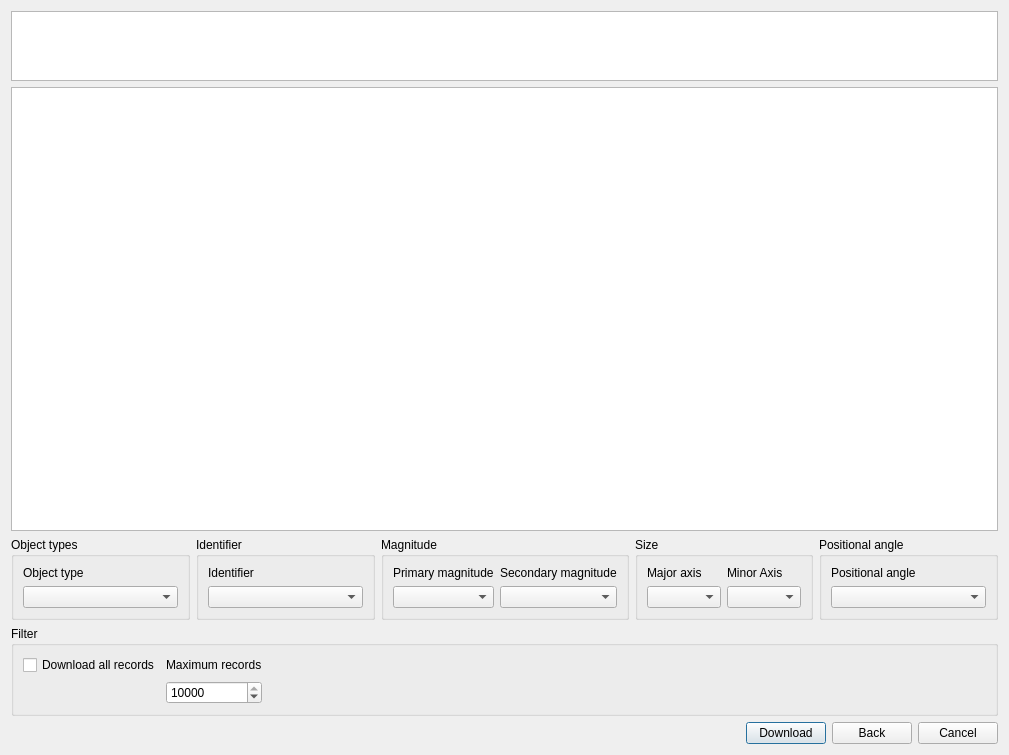
Qt form votdataeditor.ui (PavelMr/skytechx) before a commit.
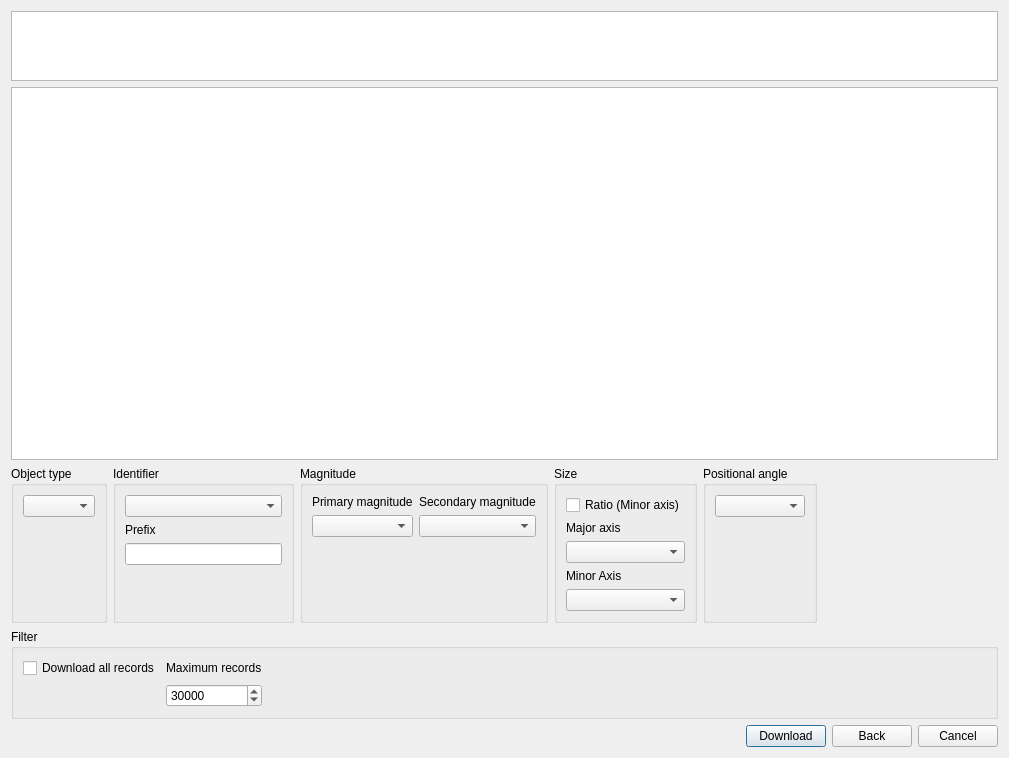
The same form after that commit. Icons and pictures are not drawn.

```diff
--- a/votdataeditor.ui
+++ b/votdataeditor.ui
@@ -7,15 +7,15 @@
     <x>0</x>
     <y>0</y>
     <width>1009</width>
-    <height>755</height>
+    <height>758</height>
    </rect>
   </property>
   <property name="windowTitle">
    <string>Dialog</string>
   </property>
-  <layout class="QVBoxLayout" name="verticalLayout_2">
+  <layout class="QVBoxLayout" name="verticalLayout_2" stretch="200,1,1,1">
    <item>
-    <layout class="QVBoxLayout" name="verticalLayout" stretch="1,32">
+    <layout class="QVBoxLayout" name="verticalLayout" stretch="1,48">
      <item>
       <widget class="QTextEdit" name="textEdit">
        <property name="readOnly">
@@ -30,66 +30,6 @@
    </item>
    <item>
     <layout class="QGridLayout" name="gridLayout">
-     <item row="0" column="3">
-      <widget class="QGroupBox" name="groupBox_5">
-       <property name="title">
-        <string>Size</string>
-       </property>
-       <layout class="QHBoxLayout" name="horizontalLayout_5">
-        <item>
-         <layout class="QVBoxLayout" name="verticalLayout_9">
-          <item>
-           <widget class="QLabel" name="label_5">
-            <property name="text">
-             <string>Major axis</string>
-            </property>
-           </widget>
-          </item>
-          <item>
-           <widget class="QComboBox" name="cb_axis1"/>
-          </item>
-         </layout>
-        </item>
-        <item>
-         <layout class="QVBoxLayout" name="verticalLayout_10">
-          <item>
-           <widget class="QLabel" name="label_6">
-            <property name="text">
-             <string>Minor Axis</string>
-            </property>
-           </widget>
-          </item>
-          <item>
-           <widget class="QComboBox" name="cb_axis2"/>
-          </item>
-         </layout>
-        </item>
-       </layout>
-      </widget>
-     </item>
-     <item row="0" column="0">
-      <widget class="QGroupBox" name="groupBox">
-       <property name="title">
-        <string>Object types</string>
-       </property>
-       <layout class="QVBoxLayout" name="verticalLayout_4">
-        <item>
-         <layout class="QVBoxLayout" name="verticalLayout_3">
-          <item>
-           <widget class="QLabel" name="label_4">
-            <property name="text">
-             <string>Object type</string>
-            </property>
-           </widget>
-          </item>
-          <item>
-           <widget class="QComboBox" name="cb_type"/>
-          </item>
-         </layout>
-        </item>
-       </layout>
-      </widget>
-     </item>
      <item row="0" column="2">
       <widget class="QGroupBox" name="groupBox_2">
        <property name="title">
@@ -108,6 +48,19 @@
           <item>
            <widget class="QComboBox" name="cb_mag1"/>
           </item>
+          <item>
+           <spacer name="verticalSpacer_3">
+            <property name="orientation">
+             <enum>Qt::Vertical</enum>
+            </property>
+            <property name="sizeHint" stdset="0">
+             <size>
+              <width>20</width>
+              <height>40</height>
+             </size>
+            </property>
+           </spacer>
+          </item>
          </layout>
         </item>
         <item>
@@ -122,11 +75,110 @@
           <item>
            <widget class="QComboBox" name="cb_mag2"/>
           </item>
+          <item>
+           <spacer name="verticalSpacer_4">
+            <property name="orientation">
+             <enum>Qt::Vertical</enum>
+            </property>
+            <property name="sizeHint" stdset="0">
+             <size>
+              <width>20</width>
+              <height>40</height>
+             </size>
+            </property>
+           </spacer>
+          </item>
          </layout>
         </item>
        </layout>
       </widget>
      </item>
+     <item row="0" column="0">
+      <widget class="QGroupBox" name="groupBox">
+       <property name="title">
+        <string>Object type</string>
+       </property>
+       <layout class="QVBoxLayout" name="verticalLayout_4">
+        <item>
+         <layout class="QVBoxLayout" name="verticalLayout_3">
+          <item>
+           <widget class="QComboBox" name="cb_type"/>
+          </item>
+          <item>
+           <spacer name="verticalSpacer">
+            <property name="orientation">
+             <enum>Qt::Vertical</enum>
+            </property>
+            <property name="sizeHint" stdset="0">
+             <size>
+              <width>20</width>
+              <height>40</height>
+             </size>
+            </property>
+           </spacer>
+          </item>
+         </layout>
+        </item>
+       </layout>
+      </widget>
+     </item>
+     <item row="0" column="3">
+      <widget class="QGroupBox" name="groupBox_5">
+       <property name="title">
+        <string>Size</string>
+       </property>
+       <layout class="QVBoxLayout" name="verticalLayout_14">
+        <item>
+         <widget class="QCheckBox" name="cb_ratio">
+          <property name="text">
+           <string>Ratio (Minor axis)</string>
+          </property>
+         </widget>
+        </item>
+        <item>
+         <layout class="QVBoxLayout" name="verticalLayout_9">
+          <item>
+           <widget class="QLabel" name="label_5">
+            <property name="text">
+             <string>Major axis</string>
+            </property>
+           </widget>
+          </item>
+          <item>
+           <widget class="QComboBox" name="cb_axis1"/>
+          </item>
+         </layout>
+        </item>
+        <item>
+         <layout class="QVBoxLayout" name="verticalLayout_10">
+          <item>
+           <widget class="QLabel" name="label_6">
+            <property name="text">
+             <string>Minor Axis</string>
+            </property>
+           </widget>
+          </item>
+          <item>
+           <widget class="QComboBox" name="cb_axis2"/>
+          </item>
+         </layout>
+        </item>
+        <item>
+         <spacer name="verticalSpacer_5">
+          <property name="orientation">
+           <enum>Qt::Vertical</enum>
+          </property>
+          <property name="sizeHint" stdset="0">
+           <size>
+            <width>20</width>
+            <height>40</height>
+           </size>
+          </property>
+         </spacer>
+        </item>
+       </layout>
+      </widget>
+     </item>
      <item row="0" column="4">
       <widget class="QGroupBox" name="groupBox_4">
        <property name="title">
@@ -135,16 +187,22 @@
        <layout class="QVBoxLayout" name="verticalLayout_8">
         <item>
          <layout class="QVBoxLayout" name="verticalLayout_7">
-          <item>
-           <widget class="QLabel" name="label_2">
-            <property name="text">
-             <string>Positional angle</string>
-            </property>
-           </widget>
-          </item>
           <item>
            <widget class="QComboBox" name="cb_pa"/>
           </item>
+          <item>
+           <spacer name="verticalSpacer_6">
+            <property name="orientation">
+             <enum>Qt::Vertical</enum>
+            </property>
+            <property name="sizeHint" stdset="0">
+             <size>
+              <width>20</width>
+              <height>40</height>
+             </size>
+            </property>
+           </spacer>
+          </item>
          </layout>
         </item>
        </layout>
@@ -158,21 +216,60 @@
        <layout class="QVBoxLayout" name="verticalLayout_11">
         <item>
          <layout class="QVBoxLayout" name="verticalLayout_12">
-          <item>
-           <widget class="QLabel" name="label_7">
-            <property name="text">
-             <string>Identifier</string>
-            </property>
-           </widget>
-          </item>
           <item>
            <widget class="QComboBox" name="cb_id"/>
           </item>
+          <item>
+           <widget class="QLabel" name="label_8">
+            <property name="text">
+             <string>Prefix</string>
+            </property>
+           </widget>
+          </item>
+          <item>
+           <widget class="QLineEdit" name="lineEdit">
+            <property name="maximumSize">
+             <size>
+              <width>16777215</width>
+              <height>16777215</height>
+             </size>
+            </property>
+            <property name="maxLength">
+             <number>32</number>
+            </property>
+           </widget>
+          </item>
+          <item>
+           <spacer name="verticalSpacer_2">
+            <property name="orientation">
+             <enum>Qt::Vertical</enum>
+            </property>
+            <property name="sizeHint" stdset="0">
+             <size>
+              <width>20</width>
+              <height>40</height>
+             </size>
+            </property>
+           </spacer>
+          </item>
          </layout>
         </item>
        </layout>
       </widget>
      </item>
+     <item row="0" column="5">
+      <spacer name="horizontalSpacer_4">
+       <property name="orientation">
+        <enum>Qt::Horizontal</enum>
+       </property>
+       <property name="sizeHint" stdset="0">
+        <size>
+         <width>40</width>
+         <height>20</height>
+        </size>
+       </property>
+      </spacer>
+     </item>
     </layout>
    </item>
    <item>
@@ -193,13 +290,13 @@
         <item row="1" column="1">
          <widget class="QSpinBox" name="sb_maxRecords">
           <property name="maximum">
-           <number>10000</number>
+           <number>100000</number>
           </property>
           <property name="singleStep">
            <number>100</number>
           </property>
           <property name="value">
-           <number>10000</number>
+           <number>30000</number>
           </property>
          </widget>
         </item>
```
